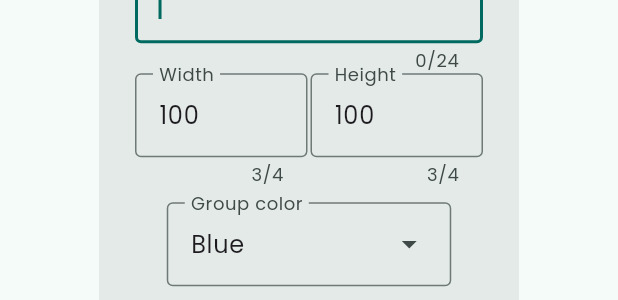
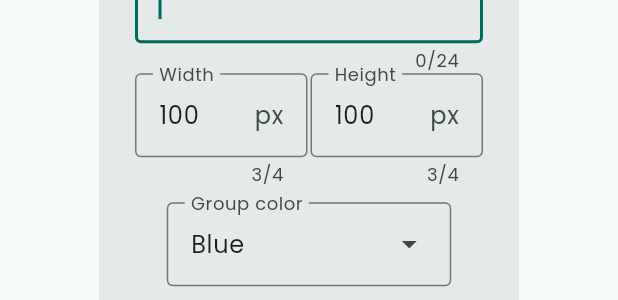
Before and after one commit to mhmdbakkour/eidosapp, a Flutter app: the NodeGroupDialog widget shown alone on an empty page, opened directly, on a phone screen of 412 x 824 dp. Shown: the part 481-781 px from the top of the screen. Run offline on Flutter 3.47's test engine with Material 3 defaults, Android fonts, the light colour scheme and no system bars; our stand-ins replace flutter_riverpod, flutter_svg, google_fonts, hive; accounts and stored records are empty.

Commit message:
Fixed a few UI issues involving dialogs

```diff
--- a/lib/features/mindmap/dialogs/node_group_dialog.dart
+++ b/lib/features/mindmap/dialogs/node_group_dialog.dart
@@ -25,13 +25,31 @@
       text: widget.nodeGroup?.title ?? '',
     );
     _nodeGroupWidthController = TextEditingController(
-      text: widget.nodeGroup?.size.width.toString() ?? '100',
+      text: widget.nodeGroup?.size.width.toInt().toString() ?? '100',
     );
     _nodeGroupHeightController = TextEditingController(
-      text: widget.nodeGroup?.size.height.toString() ?? '100',
+      text: widget.nodeGroup?.size.height.toInt().toString() ?? '100',
     );
-    _selectedColor = widget.nodeGroup?.color.toString() ?? 'Blue';
-    print(_selectedColor.toString());
+
+    if (widget.nodeGroup != null) {
+      if (widget.nodeGroup!.color == Colors.red) {
+        _selectedColor = "Red";
+      } else if (widget.nodeGroup!.color == Colors.orange) {
+        _selectedColor = "Orange";
+      } else if (widget.nodeGroup!.color == Colors.green) {
+        _selectedColor = "Green";
+      } else if (widget.nodeGroup!.color == Colors.purple) {
+        _selectedColor = "Purple";
+      } else if (widget.nodeGroup!.color == Colors.yellow) {
+        _selectedColor = "Yellow";
+      } else if (widget.nodeGroup!.color == Colors.pink) {
+        _selectedColor = "Pink";
+      } else {
+        _selectedColor = "Blue";
+      }
+    } else {
+      _selectedColor = "Blue";
+    }
   }
 
   @override
@@ -103,6 +121,7 @@
                   child: TextFormField(
                     decoration: InputDecoration(
                       labelText: 'Width',
+                      suffixText: "px",
                       border: OutlineInputBorder(),
                     ),
                     controller: _nodeGroupWidthController,
@@ -115,6 +134,7 @@
                   child: TextFormField(
                     decoration: InputDecoration(
                       labelText: 'Height',
+                      suffixText: "px",
                       border: OutlineInputBorder(),
                     ),
                     controller: _nodeGroupHeightController,
```
Also changed, not shown: lib/features/mindmap/dialogs/node_dialog.dart (+20 -2 lines).
